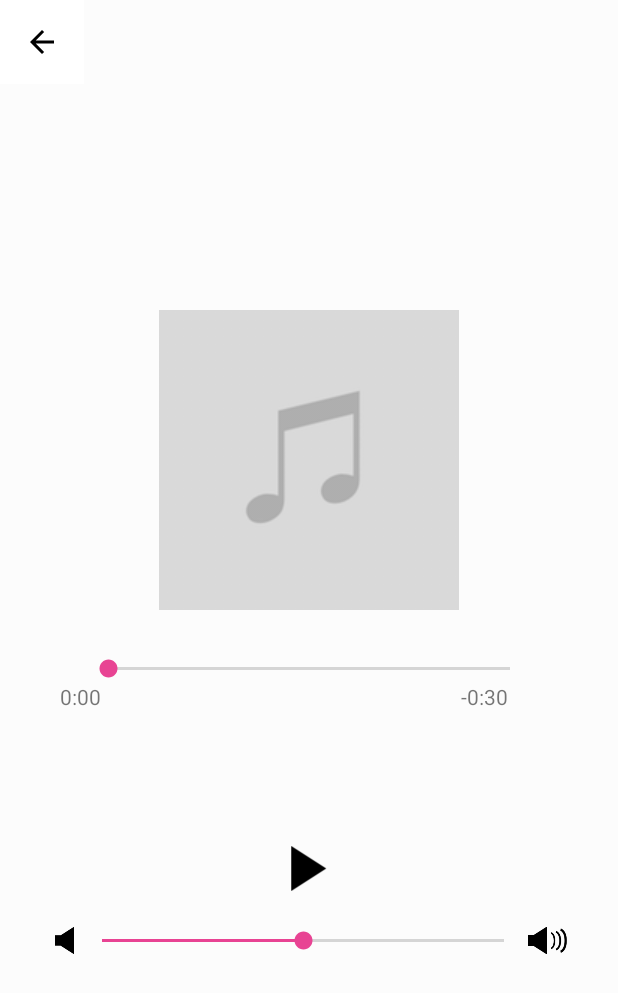
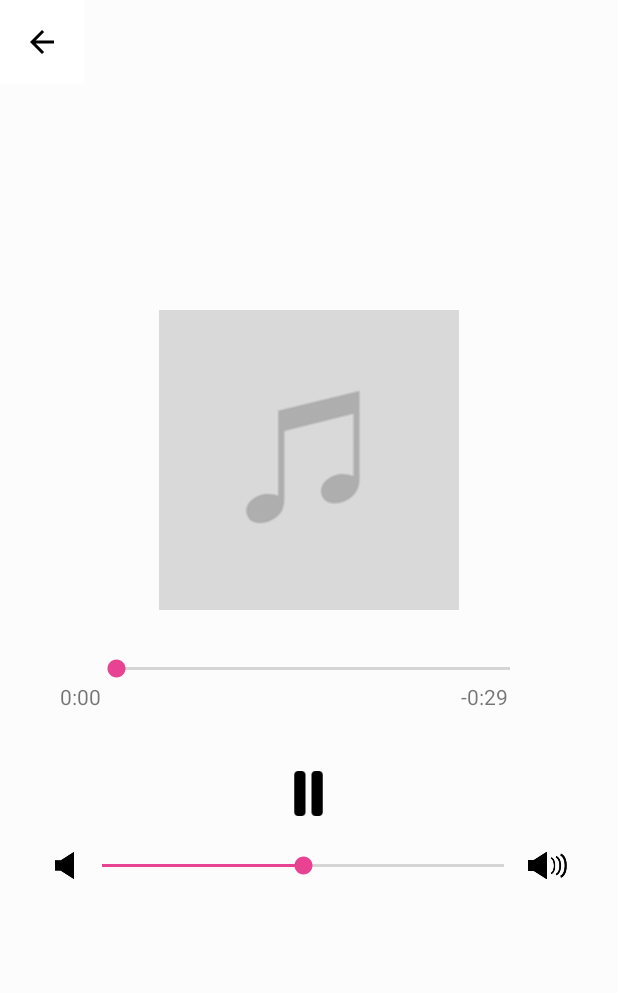
Before and after one commit to kenle123/NotSpotify, an Android app: the PlayActivity screen opened directly, with no data from a screen before it, on a phone screen of 412 x 824 dp. Shown: the top 993 px of the screen. Run offline under Robolectric (Android 15) with nearby library versions, the phone set to English and light mode, and no system bars; libraries missing offline, so code that uses them is left out: ir.mirrajabi.searchdialog; 3 statements that could not run were skipped.

Commit message:
Starts song immediately when entering play activity

```diff
--- a/app/src/main/java/com/example/notspotify/PlayActivity.java
+++ b/app/src/main/java/com/example/notspotify/PlayActivity.java
@@ -17,12 +17,12 @@ import java.util.ArrayList;
 
 public class PlayActivity extends AppCompatActivity {
 
+    private static MediaPlayer mp;
     Button playBtn;
     SeekBar positionBar;
     SeekBar volumeBar;
     TextView elapsedTimeLabel;
     TextView remainingTimeLabel;
-    MediaPlayer mp;
     int totalTime = 0;
 
     TextView artistAndSongName;
@@ -55,7 +55,6 @@ public class PlayActivity extends AppCompatActivity {
         // Set textview to current artist name and song title
         artistAndSongName.setText(songTitle);
 
-        // Media Player
         // My Dearest
         if(songID.equals("SOCIWDW12A8C13D406")) {
             mp = MediaPlayer.create(this, R.raw.mydearest);
@@ -74,6 +73,10 @@ public class PlayActivity extends AppCompatActivity {
         else {
             mp = MediaPlayer.create(this, R.raw.imperialmarch);
         }
+
+        // Start the media player
+        mp.start();
+        playBtn.setBackgroundResource(R.drawable.stop);
 
         mp.setLooping(true);
         mp.seekTo(0);
--- a/app/src/main/res/layout/activity_play.xml
+++ b/app/src/main/res/layout/activity_play.xml
@@ -63,7 +63,7 @@
         android:layout_width="30dp"
         android:layout_height="30dp"
         android:background="@drawable/play"
-        android:layout_marginTop="90dp"
+        android:layout_marginTop="40dp"
         android:onClick="playBtnClick"/>
 
     <LinearLayout
```
